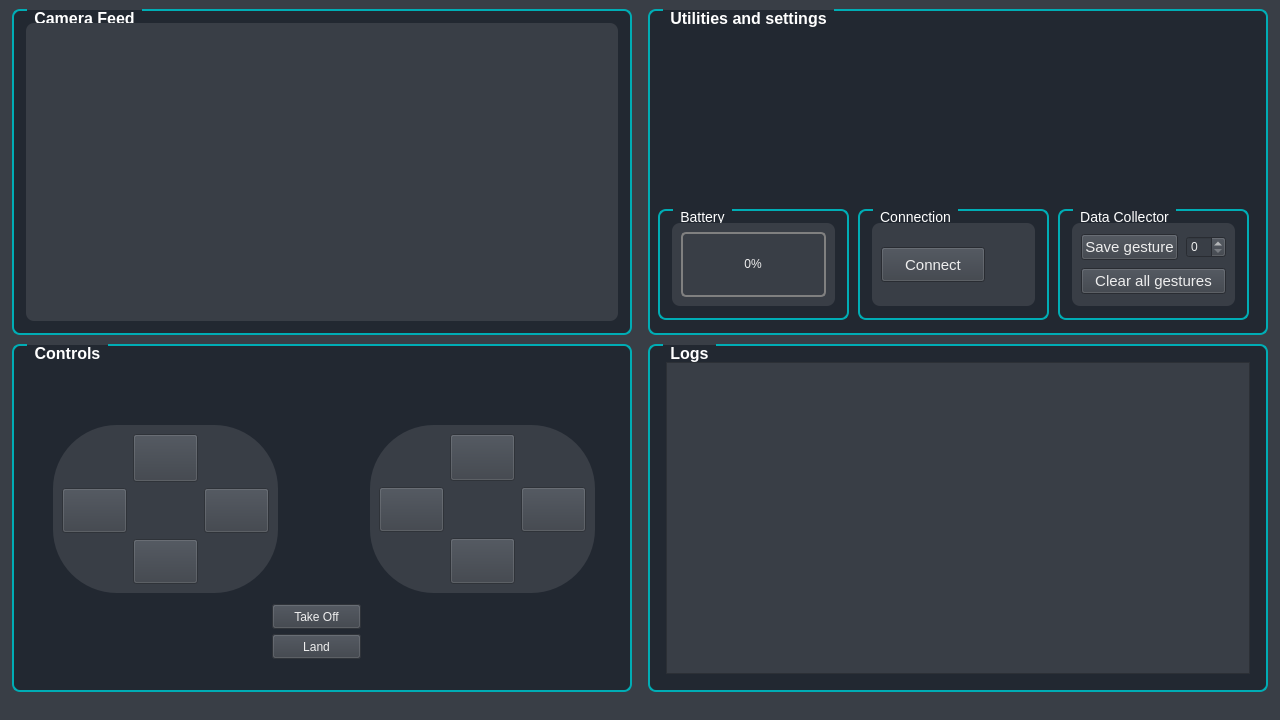
Before: the Qt Designer form ui/form.ui in maciejkaniewski/Drone-control-with-hand-gestures-using-image-processing, drawn with Qt 5.
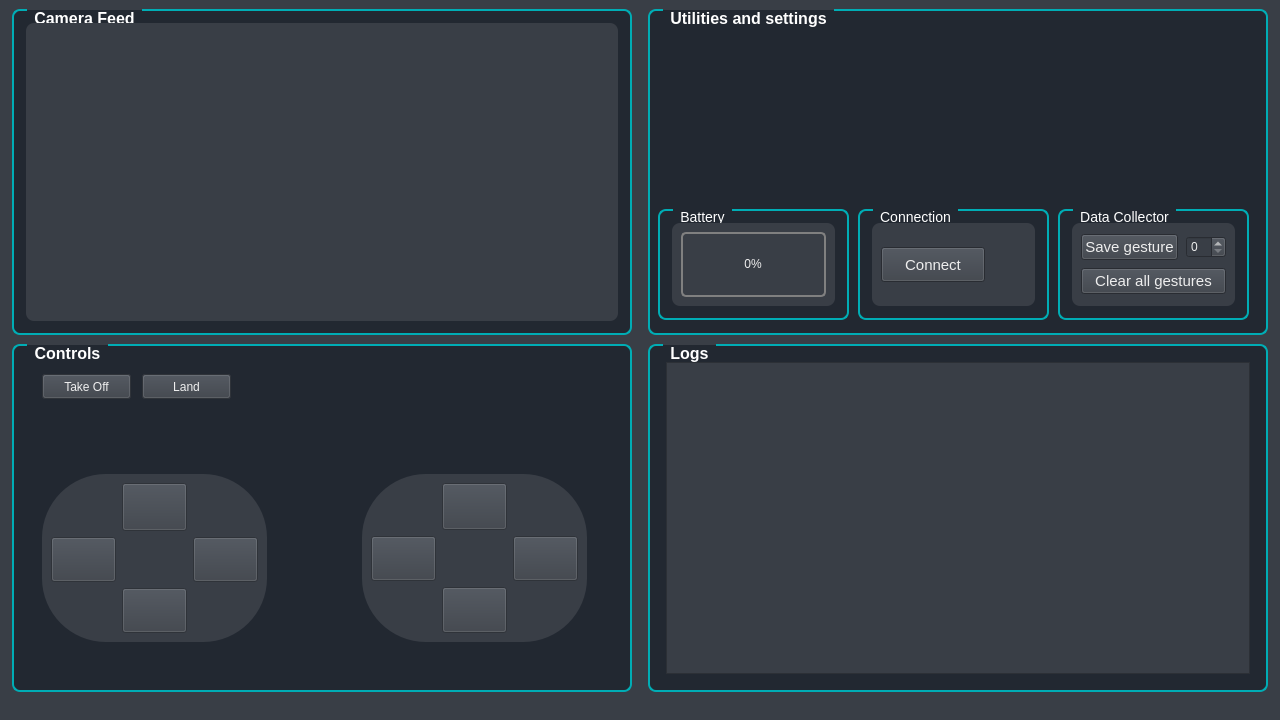
After: the same form once the commit is applied. Icons and pictures are not drawn.

Patch:
```diff
--- a/ui/form.ui
+++ b/ui/form.ui
@@ -615,8 +615,8 @@
        </property>
        <property name="geometry">
         <rect>
-         <x>260</x>
-         <y>260</y>
+         <x>30</x>
+         <y>30</y>
          <width>89</width>
          <height>25</height>
         </rect>
@@ -636,8 +636,8 @@
        </property>
        <property name="geometry">
         <rect>
-         <x>260</x>
-         <y>290</y>
+         <x>130</x>
+         <y>30</y>
          <width>89</width>
          <height>25</height>
         </rect>
@@ -654,8 +654,8 @@
       <widget class="QFrame" name="QFrame_Basic_Moves">
        <property name="geometry">
         <rect>
-         <x>358</x>
-         <y>81</y>
+         <x>350</x>
+         <y>130</y>
          <width>225</width>
          <height>168</height>
         </rect>
@@ -837,8 +837,8 @@
       <widget class="QFrame" name="QFrame_Advanced_Moves">
        <property name="geometry">
         <rect>
-         <x>41</x>
-         <y>81</y>
+         <x>30</x>
+         <y>130</y>
          <width>225</width>
          <height>168</height>
         </rect>
```
